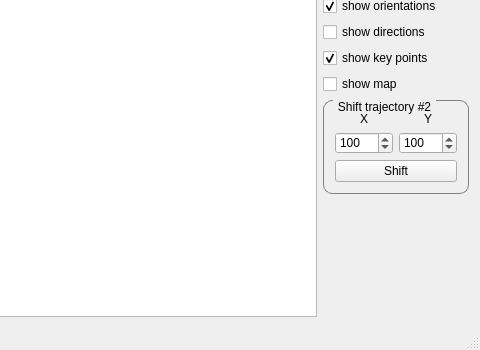
First picture: the form in TrajectoryVisualizer/main_view.ui, repository gakarak/UAV_Projects, before the edit; both pictures show x 452 to 932 and y 337 to 687 of the 932 by 687 pixel window.
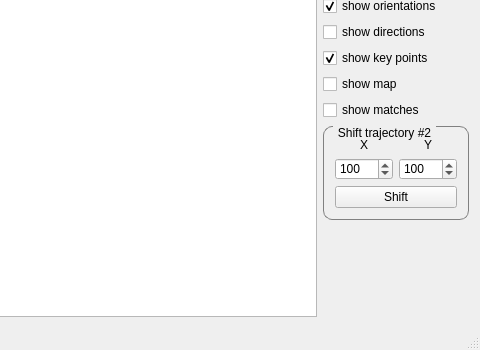
Second picture: the form after the edit. Custom widgets are drawn as their Qt base class.

Commit message: added check box for showing matches

Patch:
```diff
--- a/TrajectoryVisualizer/main_view.ui
+++ b/TrajectoryVisualizer/main_view.ui
@@ -246,6 +246,13 @@
         </property>
        </widget>
       </item>
+      <item>
+       <widget class="QCheckBox" name="is_matches_show_check">
+        <property name="text">
+         <string>show matches</string>
+        </property>
+       </widget>
+      </item>
       <item>
        <widget class="QGroupBox" name="groupBox">
         <property name="minimumSize">
```
The commit also changes 1 other file.
